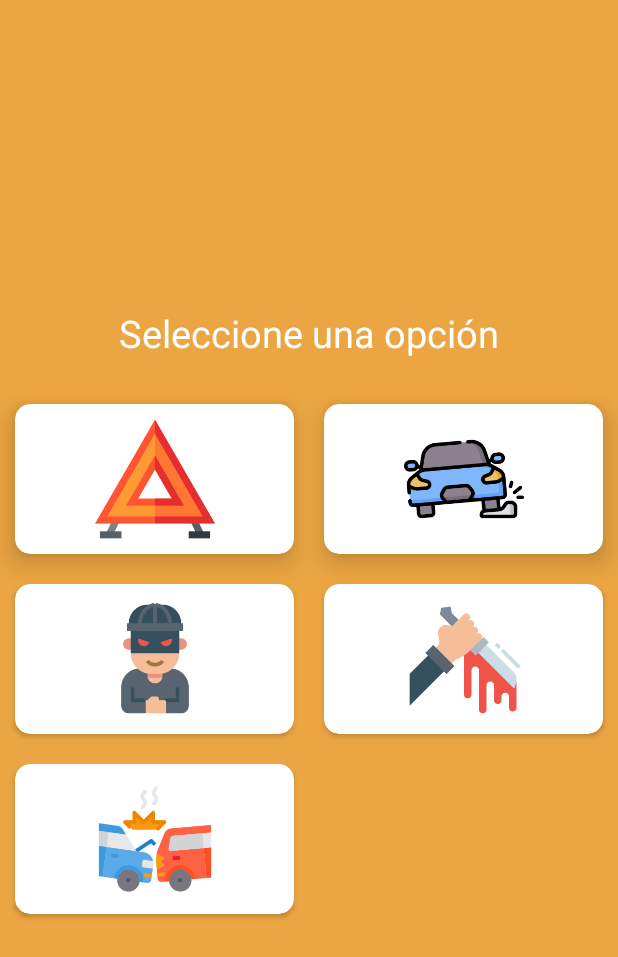
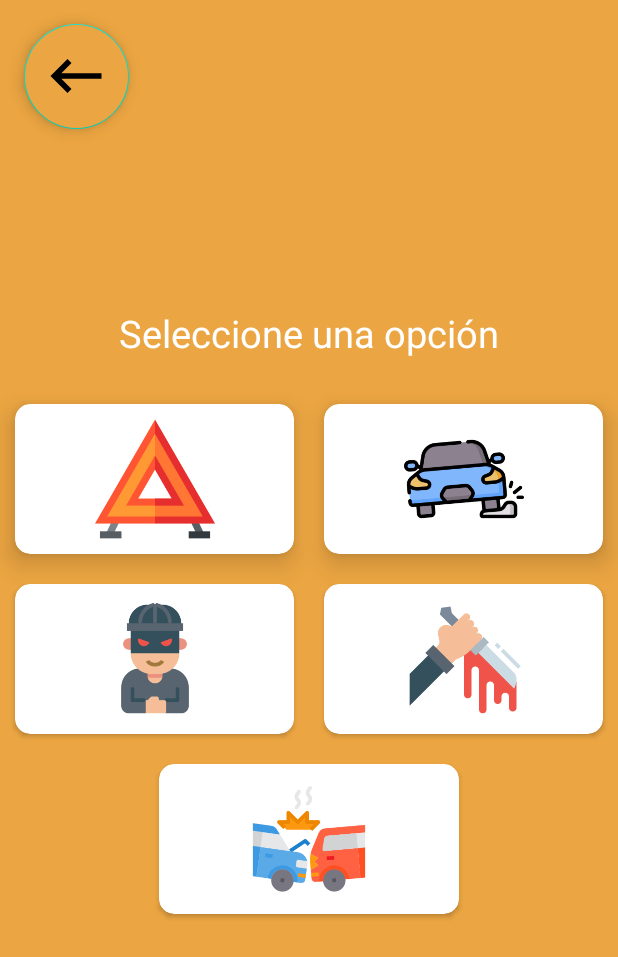
Before and after one commit to Marlpzg/Proyecto_SIG_ACA, an Android app: the OptionsActivity screen opened directly, with no data from a screen before it, on a phone screen of 412 x 824 dp. Shown: the top 957 px of the screen. Run offline under Robolectric (Android 15) with nearby library versions, the phone set to English and light mode, and no system bars.

Commit message:
Last fixes until full release

```diff
--- a/Bumpify/app/src/main/java/com/example/bumpify/MainActivity.kt
+++ b/Bumpify/app/src/main/java/com/example/bumpify/MainActivity.kt
@@ -176,9 +176,9 @@ class MainActivity : AppCompatActivity() {
     override fun onRequestPermissionsResult(requestCode: Int, permissions: Array<String?>, grantResults: IntArray) {
         if (requestCode == FINE_LOCATION_PERMISSIONS_CODE) {
             if (grantResults.size > 0 && grantResults[0] == PackageManager.PERMISSION_GRANTED) {
-                Toast.makeText(this, "Permission GRANTED", Toast.LENGTH_SHORT).show()
+                //Toast.makeText(this, "Permission GRANTED", Toast.LENGTH_SHORT).show()
             } else {
-                Toast.makeText(this, "Permission DENIED", Toast.LENGTH_SHORT).show()
+                //Toast.makeText(this, "Permission DENIED", Toast.LENGTH_SHORT).show()
             }
         }
     }
@@ -234,6 +234,8 @@ class MainActivity : AppCompatActivity() {
             }
         }
         mLocationOverlay.runOnFirstFix(runnable)
+
+        val reportbtn: View = findViewById(R.id.report)
 
         viewModel.myResponse.observe(this, { response ->
 
@@ -293,6 +295,11 @@ class MainActivity : AppCompatActivity() {
                 marker.setAnchor(Marker.ANCHOR_CENTER, Marker.ANCHOR_BOTTOM)
                 map.overlays.add(marker)
             }
+
+            if (!reportbtn.isEnabled){
+                reportbtn.isEnabled = true
+            }
+
         })
     }
 
@@ -319,6 +326,9 @@ class MainActivity : AppCompatActivity() {
         super.onStart()
 
         val locationbtn: View = findViewById(R.id.mylocation)
+        val reportbtn: View = findViewById(R.id.report)
+        reportbtn.isEnabled = false
+
         flag=true
         comprobar()
         locationbtn.setOnClickListener {
@@ -327,6 +337,12 @@ class MainActivity : AppCompatActivity() {
         }
 
         map.invalidate()
+    }
+
+    override fun onDestroy() {
+        super.onDestroy()
+
+        flag = false
     }
 
     /*override fun onRequestPermissionsResult(requestCode: Int, permissions: Array<out String>, grantResults: IntArray) {
--- a/Bumpify/app/src/main/java/com/example/bumpify/OptionsActivity.kt
+++ b/Bumpify/app/src/main/java/com/example/bumpify/OptionsActivity.kt
@@ -63,4 +63,8 @@ class OptionsActivity : AppCompatActivity() {
         startActivity(intent)
     }
 
+    fun goBack(v: View){
+        var intent = Intent(this, MainActivity::class.java)
+        startActivity(intent)
+    }
 }
--- /dev/null
+++ b/Bumpify/app/src/main/res/drawable/ic_baseline_keyboard_backspace_24.xml
@@ -0,0 +1,5 @@
+<vector android:height="24dp" android:tint="#FFFFFF"
+    android:viewportHeight="24" android:viewportWidth="24"
+    android:width="24dp" xmlns:android="http://schemas.android.com/apk/res/android">
+    <path android:fillColor="@android:color/white" android:pathData="M21,11H6.83l3.58,-3.59L9,6l-6,6 6,6 1.41,-1.41L6.83,13H21z"/>
+</vector>
--- a/Bumpify/app/src/main/res/layout/activity_options.xml
+++ b/Bumpify/app/src/main/res/layout/activity_options.xml
@@ -12,13 +12,14 @@
         android:orientation="vertical"
         android:background="@color/backgroundorange"
         >
+
         <TextView
             android:layout_width="wrap_content"
             android:layout_height="wrap_content"
             android:text="Seleccione una opción"
             android:textColor="@color/white"
             android:textSize="25dp"
-            android:layout_marginBottom="20dp"></TextView>
+            android:layout_marginBottom="20dp" />
     <GridLayout
         android:layout_width="match_parent"
         android:layout_height="wrap_content"
@@ -38,11 +39,12 @@
             android:layout_margin="10dp"
             android:layout_marginBottom="10dp"
             app:cardCornerRadius="10dp">
+
             <ImageView
                 android:layout_width="200dp"
                 android:layout_height="80dp"
                 android:layout_gravity="center"
-                android:src="@drawable/triangle"></ImageView>
+                android:src="@drawable/triangle" />
         </androidx.cardview.widget.CardView>
         <androidx.cardview.widget.CardView
             android:id="@+id/btnbump"
@@ -54,11 +56,12 @@
             android:layout_margin="10dp"
             android:layout_marginBottom="10dp"
             app:cardCornerRadius="10dp">
+
             <ImageView
                 android:layout_width="200dp"
                 android:layout_height="80dp"
                 android:layout_gravity="center"
-                android:src="@drawable/bump"></ImageView>
+                android:src="@drawable/bump" />
         </androidx.cardview.widget.CardView>
         <androidx.cardview.widget.CardView
             android:id="@+id/btnThief"
@@ -69,11 +72,12 @@
             android:layout_margin="10dp"
             android:layout_marginBottom="10dp"
             app:cardCornerRadius="10dp">
+
             <ImageView
                 android:layout_width="200dp"
                 android:layout_height="80dp"
                 android:layout_gravity="center"
-                android:src="@drawable/robber"></ImageView>
+                android:src="@drawable/robber" />
         </androidx.cardview.widget.CardView>
         <androidx.cardview.widget.CardView
             android:id="@+id/btnAssesination"
@@ -85,26 +89,28 @@
             android:layout_margin="10dp"
             android:layout_marginBottom="10dp"
             app:cardCornerRadius="10dp">
+
             <ImageView
                 android:layout_width="200dp"
                 android:layout_height="80dp"
                 android:layout_gravity="center"
-                android:src="@drawable/asesinato"></ImageView>
+                android:src="@drawable/asesinato" />
         </androidx.cardview.widget.CardView>
         <androidx.cardview.widget.CardView
             android:id="@+id/btnCrash"
-            android:layout_width="100dp"
             android:layout_height="100dp"
-            android:layout_columnWeight="1"
             android:layout_marginLeft="10dp"
+            android:layout_columnSpan="2"
             android:layout_margin="10dp"
             android:layout_marginBottom="10dp"
+            android:layout_gravity="center"
             app:cardCornerRadius="10dp">
+
             <ImageView
                 android:layout_width="200dp"
                 android:layout_height="80dp"
                 android:layout_gravity="center"
-                android:src="@drawable/crash"></ImageView>
+                android:src="@drawable/crash" />
         </androidx.cardview.widget.CardView>
 
 
@@ -112,4 +118,17 @@
 
     </LinearLayout>
 
+    <com.google.android.material.floatingactionbutton.FloatingActionButton
+        android:id="@+id/report"
+        android:layout_width="wrap_content"
+        android:layout_height="wrap_content"
+        android:layout_margin="@dimen/fab_margin"
+        android:backgroundTint="@color/backgroundorange"
+        android:onClick="goBack"
+        app:fabCustomSize="70dp"
+        app:maxImageSize="45dp"
+        app:layout_constraintStart_toStartOf="parent"
+        app:layout_constraintTop_toTopOf="parent"
+        app:srcCompat="@drawable/ic_baseline_keyboard_backspace_24"/>
+
 </androidx.constraintlayout.widget.ConstraintLayout>
```
